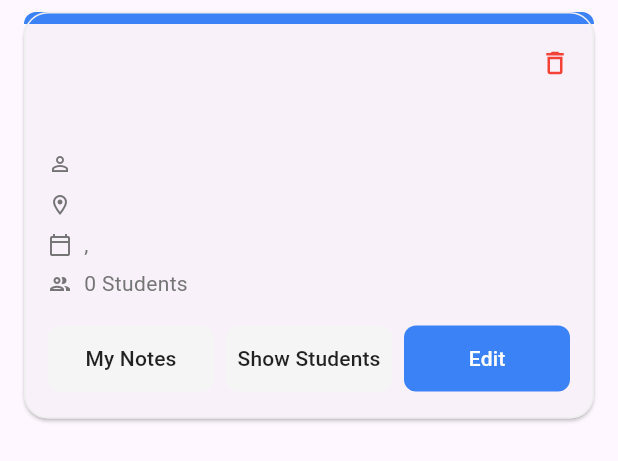
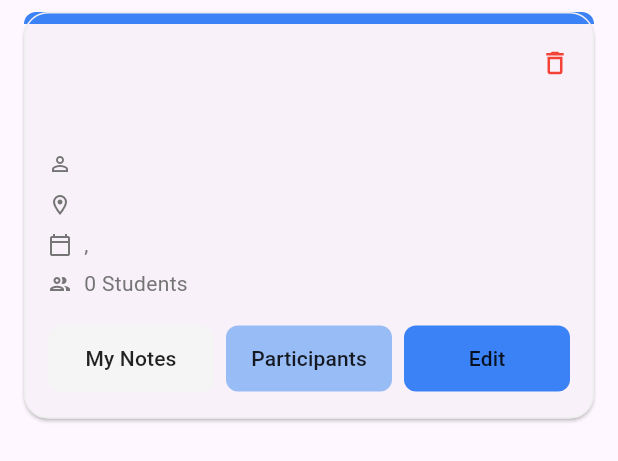
Before and after one commit to Ahmadwatted/final-project, a Flutter app: the CoursesScreenDesign widget shown alone on an empty page, opened directly with empty values, on a phone screen of 412 x 824 dp. Shown: the top 461 px of the screen. Run offline on Flutter 3.47's test engine with Material 3 defaults, Android fonts, the phone set to English and light mode, and no system bars; our stand-ins replace shared_preferences; accounts and stored records are empty; network calls fail.

Commit message:
data base editing

```diff
--- a/lib/utils/Widgets/Courses_Screen_Design.dart
+++ b/lib/utils/Widgets/Courses_Screen_Design.dart
@@ -540,6 +540,7 @@ class _CoursesScreenDesignState extends State<CoursesScreenDesign> {
                   ),
                 ),
               ),
+              if(!widget.isStudent)...{
                 GestureDetector(
                   onTap: () {
                     showDialog(
@@ -575,6 +576,7 @@ class _CoursesScreenDesignState extends State<CoursesScreenDesign> {
                     size: 20,
                   ),
                 ),
+              },
             ],
           ),
           const SizedBox(height: 8),
@@ -621,6 +623,7 @@ class _CoursesScreenDesignState extends State<CoursesScreenDesign> {
                 ),
               ),
               const SizedBox(width: 8),
+              if(!widget.isStudent)
                 Expanded(
                   child: ElevatedButton(
                     onPressed: _isLoadingStudents
@@ -629,7 +632,7 @@ class _CoursesScreenDesignState extends State<CoursesScreenDesign> {
                       _showCourseStudents();
                     },
                     style: ElevatedButton.styleFrom(
-                    backgroundColor: Colors.grey.shade100,
+                      backgroundColor: Color.lerp(Colors.grey.shade100, getCourseColor(widget.courses.courseID), 0.5),
                       foregroundColor: Colors.black87,
                       elevation: 0,
                       padding: const EdgeInsets.symmetric(vertical: 12),
@@ -648,21 +651,20 @@ class _CoursesScreenDesignState extends State<CoursesScreenDesign> {
                         color: Colors.grey.shade400,
                       ),
                     )
-                      : Text("Show Students"),
+                        : const Text("Participants"),
                   ),
                 ),
-
+              if(!widget.isStudent)
                 const SizedBox(width: 8),
-
-              if(!widget.isStudent)...{
+              if(!widget.isStudent)
                 Expanded(
                   child: ElevatedButton(
                     onPressed: () {
                       _showEditCourseForm();
                     },
                     style: ElevatedButton.styleFrom(
-                      backgroundColor: courseColor,
-                      foregroundColor: Colors.white,
+                      backgroundColor: getCourseColor(widget.courses.courseID),
+                      foregroundColor: Colors.black87,
                       elevation: 0,
                       padding: const EdgeInsets.symmetric(vertical: 12),
                       shape: RoundedRectangleBorder(
@@ -672,7 +674,6 @@ class _CoursesScreenDesignState extends State<CoursesScreenDesign> {
                     child: const Text("Edit"),
                   ),
                 ),
-              },
             ],
           ),
 
```
Lines whose indentation alone changed are shown as unchanged.
